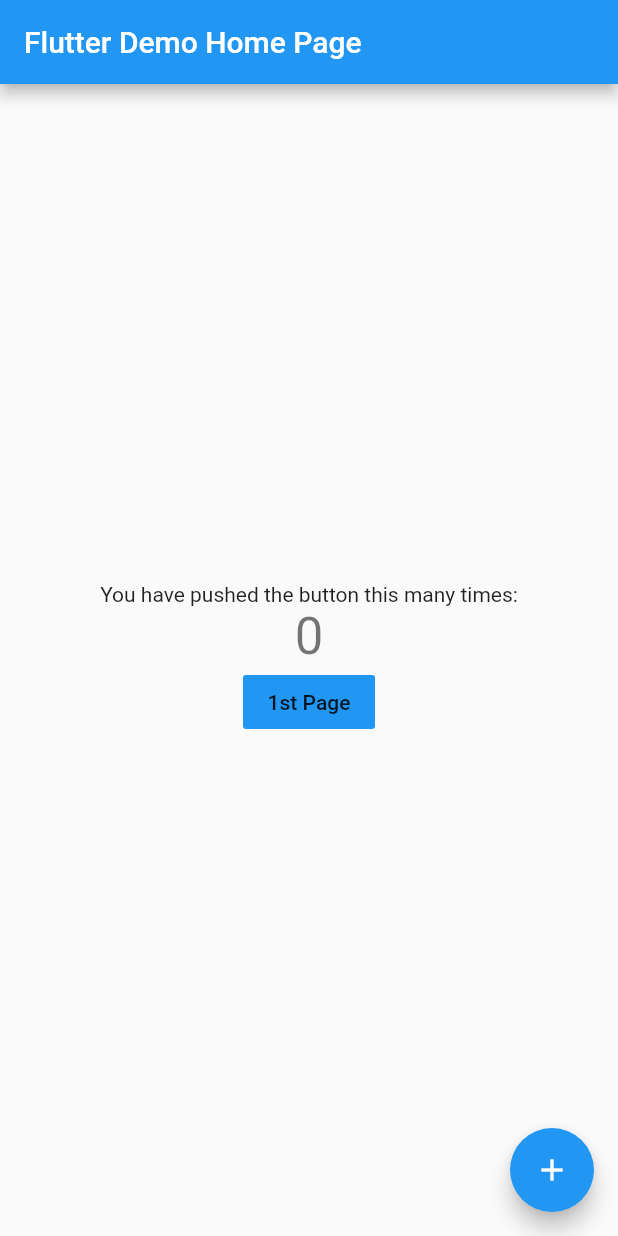
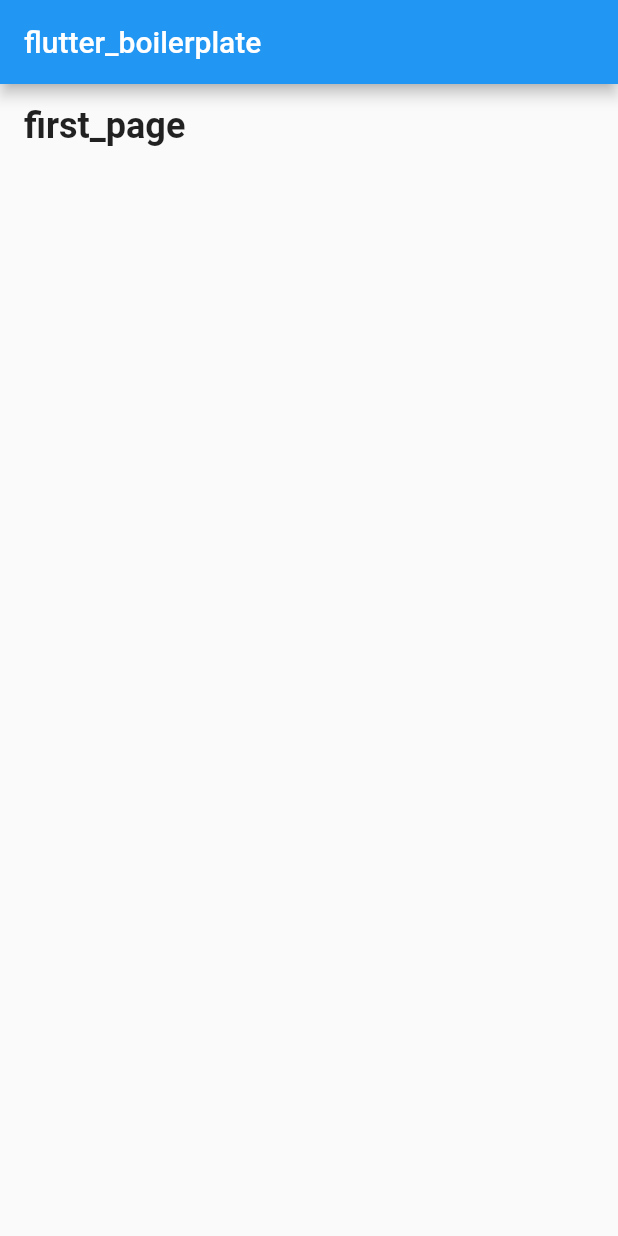
Before and after one commit to minhaz1217/flutter_boilerplate, a Flutter app: the screen it shows after launch, on a phone screen of 412 x 824 dp. Run offline on Flutter 3.47's test engine with Material 2 defaults, Android fonts, the phone set to English and light mode, and no system bars.

```diff
--- a/lib/Routes.dart
+++ b/lib/Routes.dart
@@ -2,10 +2,11 @@ import 'package:flutter/widgets.dart';
 
 import 'main.dart';
 import 'pages/FirstPage.dart';
-class Routes{
-  static Map<String, Widget Function(BuildContext) > routes ={
-     '/'                     : (context) => MyHomePage(title: 'Flutter Demo Home Page'),
-    FirstPage.name : (context) => FirstPage( "First Page "),
+
+class Routes {
+  static Map<String, Widget Function(BuildContext)> routes = {
+    '/': (context) => MyHomePage(title: 'Flutter Demo Home Page'),
+    // FirstPage.name : (context) => FirstPage( "First Page "),
 
     //Single_Line_Theme.name  : (context) => Single_Line_Theme_Stateful(),
   };
--- a/lib/main.dart
+++ b/lib/main.dart
@@ -5,16 +5,19 @@ import 'Routes.dart';
 
 void main() => runApp(MyApp());
 
+var pages = [
+  FirstPage(),
+];
+
 class MyApp extends StatelessWidget {
   // This widget is the root of your application.
   @override
   Widget build(BuildContext context) {
     return MaterialApp(
-      title: 'Flutter Prodigious UI',
-      initialRoute: '/',
-      routes: Routes.routes
-
-    );
+        debugShowCheckedModeBanner: false,
+        title: 'Flutter Prodigious UI',
+        initialRoute: '/',
+        routes: Routes.routes);
   }
 }
 
@@ -27,46 +30,31 @@ class MyHomePage extends StatefulWidget {
 }
 
 class _MyHomePageState extends State<MyHomePage> {
-  int _counter = 0;
-
-  void _incrementCounter() {
-    setState(() {
-      _counter++;
-    });
+  _listItem(BuildContext context, int index) {
+    return ListTile(
+      title: Text(
+        pages[index].name,
+        style: TextStyle(fontSize: 24, fontWeight: FontWeight.bold),
+      ),
+      onTap: () {
+        Navigator.push(
+            context, MaterialPageRoute(builder: (_) => pages[index]));
+      },
+    );
   }
 
   @override
   Widget build(BuildContext context) {
     return Scaffold(
       appBar: AppBar(
-        title: Text(widget.title),
-      ),
-      body: Center(
-        child: Column(
-          mainAxisAlignment: MainAxisAlignment.center,
-          children: <Widget>[
-            Text(
-              'You have pushed the button this many times:',
-            ),
-            Text(
-              '$_counter',
-              style: Theme.of(context).textTheme.display1,
-            ),
-            FlatButton(
-              onPressed: (){
-                Navigator.pushNamed(context, FirstPage.name);
-              },
-              child: Text("1st Page"),
-              color: Colors.blue,
-            )
-
-          ],
+        title: Title(
+          child: Text("flutter_boilerplate"),
+          color: Colors.amber,
         ),
       ),
-      floatingActionButton: FloatingActionButton(
-        onPressed: _incrementCounter,
-        tooltip: 'Increment',
-        child: Icon(Icons.add),
+      body: ListView.builder(
+        itemCount: pages.length,
+        itemBuilder: (context, index) => _listItem(context, index),
       ),
     );
   }
--- a/lib/pages/FirstPage.dart
+++ b/lib/pages/FirstPage.dart
@@ -1,15 +1,13 @@
 import 'package:flutter/material.dart';
 
 class FirstPage extends StatelessWidget {
-  final String title;
-  static String name = "first_page";
+  String name = "first_page";
 
-  FirstPage(this.title);
   @override
   Widget build(BuildContext context) {
     return Scaffold(
       appBar: AppBar(
-        title: Text(this.title),
+        title: Text("First Page"),
       ),
     );
   }
```
